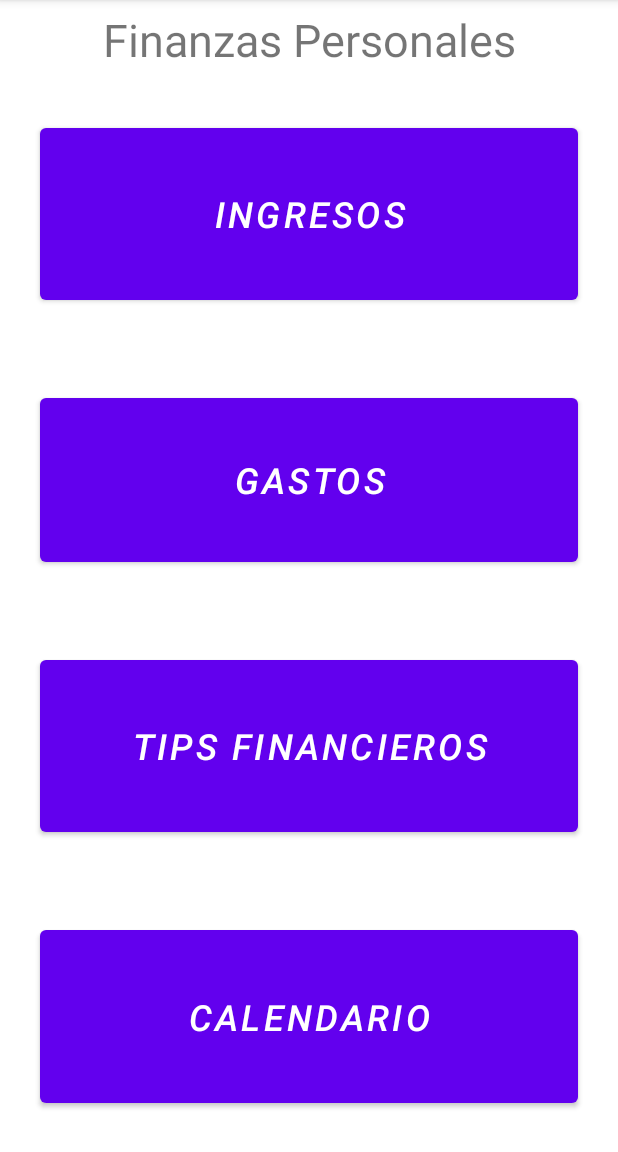
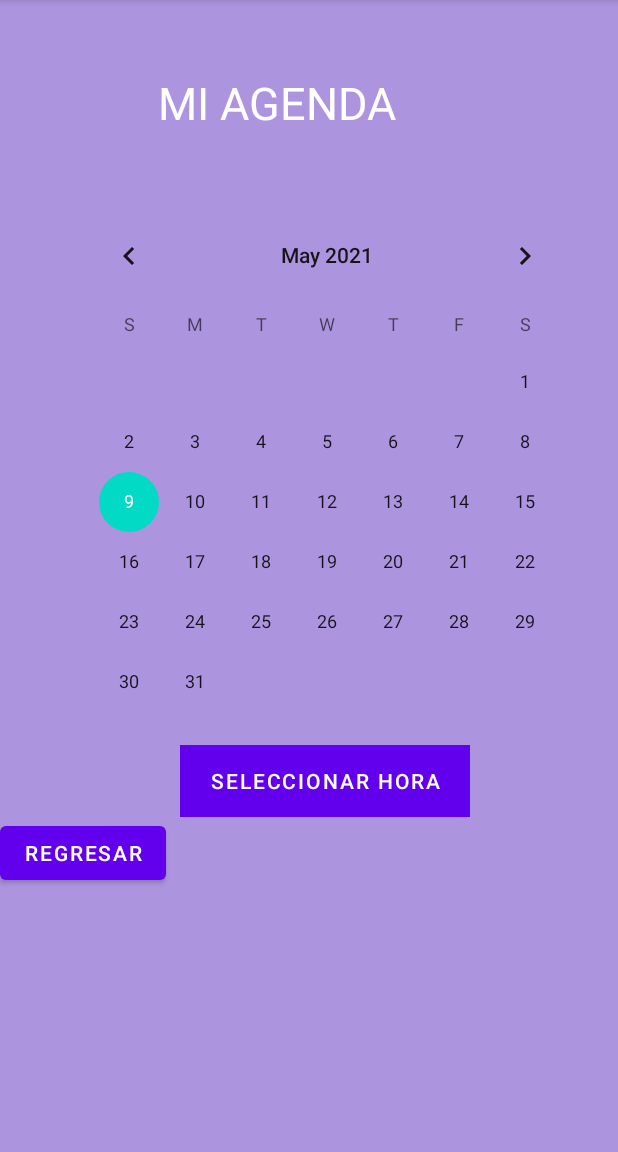
Before and after one commit to SebastianGG2019/ProgramacionMovil, an Android app: the Home screen opened directly, with no data from a screen before it, after a tap on "CALENDARIO", on a phone screen of 412 x 824 dp, the part 84-1236 px from its top. Run offline under Robolectric (Android 15) with nearby library versions, the light colour scheme and no system bars.

Commit message:
calendario, reloj, tips

```diff
--- a/app/src/main/AndroidManifest.xml
+++ b/app/src/main/AndroidManifest.xml
@@ -3,6 +3,7 @@
     package="edu.papprecursos.proyectofinal">
 
     <uses-permission android:name="android.permission.READ_CALENDAR" />
+    <uses-permission android:name="android.permission.WRITE_CALENDAR" />
 
     <application
         android:allowBackup="true"
@@ -11,7 +12,8 @@
         android:roundIcon="@mipmap/ic_launcher_round"
         android:supportsRtl="true"
         android:theme="@style/Theme.ProyectoFinal">
-        <activity android:name=".Gastos"></activity>
+        <activity android:name=".CalendarioActivity"></activity>
+        <activity android:name=".Gastos" />
         <activity android:name=".Principal">
             <intent-filter>
                 <action android:name="android.intent.action.MAIN" />
@@ -19,7 +21,7 @@
                 <category android:name="android.intent.category.LAUNCHER" />
             </intent-filter>
         </activity>
-        <activity android:name=".MainActivity"></activity>
+        <activity android:name=".MainActivity" />
         <activity android:name=".Register" />
         <activity android:name=".Home" />
     </application>
--- /dev/null
+++ b/app/src/main/java/edu/papprecursos/proyectofinal/CalendarioActivity.java
@@ -0,0 +1,59 @@
+package edu.papprecursos.proyectofinal;
+
+import androidx.annotation.NonNull;
+import androidx.appcompat.app.AppCompatActivity;
+
+import android.app.AlertDialog;
+import android.app.TimePickerDialog;
+import android.os.Bundle;
+import android.os.LocaleList;
+import android.view.View;
+import android.widget.Button;
+import android.widget.CalendarView;
+import android.widget.TextView;
+import android.widget.TimePicker;
+
+import java.util.Locale;
+
+public class CalendarioActivity extends AppCompatActivity {
+
+    CalendarView calendarView;
+    TextView myDate;
+    Button timeButton;
+    int hour, minute;
+
+    @Override
+    protected void onCreate(Bundle savedInstanceState) {
+        super.onCreate(savedInstanceState);
+        setContentView(R.layout.activity_calendario);
+
+        calendarView = (CalendarView) findViewById(R.id.calendarioView);
+        myDate = (TextView) findViewById(R.id.myDate);
+        timeButton = findViewById(R.id.timeButton);
+
+        calendarView.setOnDateChangeListener(new CalendarView.OnDateChangeListener() {
+            @Override
+            public void onSelectedDayChange(@NonNull CalendarView view, int year, int month, int dayOfMonth) {
+                String date = (month + 1) + "/" + dayOfMonth + "/" + year;
+                myDate.setText(date);
+            }
+        });
+    }
+
+    public void popTimePicker(View view) {
+        TimePickerDialog.OnTimeSetListener onTimeSetListener = new TimePickerDialog.OnTimeSetListener() {
+            @Override
+            public void onTimeSet(TimePicker view, int selectedHour, int selectedMinute) {
+                  hour = selectedHour;
+                  minute = selectedMinute;
+                  timeButton.setText(String.format(Locale.getDefault(), "%02d:%02d", hour, minute));
+            }
+        };
+
+        int style = AlertDialog.THEME_HOLO_DARK;
+
+        TimePickerDialog timePickerDialog = new TimePickerDialog(this, style, onTimeSetListener, hour, minute, true);
+        timePickerDialog.setTitle("Seleccionar Hora");
+        timePickerDialog.show();
+    }
+}
--- a/app/src/main/java/edu/papprecursos/proyectofinal/Home.java
+++ b/app/src/main/java/edu/papprecursos/proyectofinal/Home.java
@@ -11,6 +11,9 @@ import androidx.appcompat.app.AppCompatActivity;
 public class Home  extends AppCompatActivity {
 
     Button gastos;
+    Button calendario;
+    Button tipsfinan;
+
     @Override
     protected void onCreate(Bundle savedInstanceState) {
         super.onCreate(savedInstanceState);
@@ -24,5 +27,27 @@ public class Home  extends AppCompatActivity {
                 startActivity(gastos);
             }
         });
+
+        calendario = (Button)findViewById(R.id.btnCalendario);
+        calendario.setOnClickListener(new View.OnClickListener() {
+            @Override
+            public void onClick(View v) {
+                Intent calendario = new Intent(Home.this, CalendarioActivity.class);
+                startActivity(calendario);
+            }
+        });
+
+         tipsfinan = (Button) findViewById(R.id.btnTipsFinan);
+         tipsfinan.setOnClickListener(new View.OnClickListener() {
+             @Override
+             public void onClick(View v) {
+                 Intent tipsfinan =  new Intent(Home.this, TipsFinan.class);
+                 startActivity(tipsfinan);
+             }
+         });
+
+
     }
+
+
 }
--- /dev/null
+++ b/app/src/main/res/drawable/bg_btn.xml
@@ -0,0 +1,11 @@
+<?xml version="1.0" encoding="utf-8"?>
+<shape xmlns:android="http://schemas.android.com/apk/res/android">
+
+    <corners>
+        android:radius="10dp"
+    </corners>
+
+    <solid>
+        android:color="#F81044"
+    </solid>
+</shape>
--- /dev/null
+++ b/app/src/main/res/drawable/bg_calendario.xml
@@ -0,0 +1,11 @@
+<?xml version="1.0" encoding="utf-8"?>
+<shape xmlns:android="http://schemas.android.com/apk/res/android">
+
+    <corners>
+        android:radius="10dp"
+    </corners>
+
+    <solid>
+        android:color="#FFF"
+    </solid>
+</shape>
--- /dev/null
+++ b/app/src/main/res/layout/activity_calendario.xml
@@ -0,0 +1,65 @@
+<?xml version="1.0" encoding="utf-8"?>
+<LinearLayout xmlns:android="http://schemas.android.com/apk/res/android"
+    xmlns:app="http://schemas.android.com/apk/res-auto"
+    xmlns:tools="http://schemas.android.com/tools"
+    android:layout_width="match_parent"
+    android:layout_height="match_parent"
+    android:background="#AD94DE"
+    android:orientation="vertical"
+    tools:context=".CalendarioActivity"
+    >
+
+    <TextView
+        android:id="@+id/myDate"
+        android:layout_width="wrap_content"
+        android:layout_height="wrap_content"
+        android:textAlignment="center"
+        android:text="MI AGENDA"
+        android:textColor="#FFF"
+        android:textSize="30sp"
+        android:layout_marginLeft="105dp"
+        android:layout_marginTop="48dp"
+        ></TextView>
+
+    <LinearLayout
+
+        android:layout_marginTop="48dp"
+        android:background="@drawable/bg_calendario"
+        android:layout_marginLeft="44dp"
+        android:layout_width="400dp"
+        android:layout_height="wrap_content"
+        >
+
+        <CalendarView
+            android:id="@+id/calendarioView"
+            android:layout_width="wrap_content"
+            android:layout_height="350dp">
+
+        </CalendarView>
+
+    </LinearLayout>
+
+    <Button
+        android:id="@+id/timeButton"
+        android:background="@drawable/bg_btn"
+        android:text="Seleccionar hora"
+        android:layout_marginTop="10dp"
+        android:layout_marginLeft="120dp"
+        android:paddingLeft="20dp"
+        android:paddingRight="20dp"
+        android:textColor="#FFF"
+        android:onClick="popTimePicker"
+        android:layout_width="wrap_content"
+        android:layout_height="wrap_content"
+    ></Button>
+
+    <Button
+        android:id="@+id/volver"
+        android:layout_width="wrap_content"
+        android:layout_height="wrap_content"
+        android:onClick="volver"
+        android:text="Regresar"
+        tools:text="@string/volver" />
+
+
+</LinearLayout>
--- a/app/src/main/res/layout/activity_home.xml
+++ b/app/src/main/res/layout/activity_home.xml
@@ -61,9 +61,9 @@
         android:layout_marginEnd="3px"
         android:layout_marginRight="3px"
         android:layout_weight="1"
-        android:onClick="TipsFinan"
+        android:onClick="finan_tips"
         android:padding="1mm"
-        android:text="Tips Financieros"
+        android:text="TIPS FINANCIEROS"
         android:textSize="24sp"
         android:textStyle="italic"/>
 
@@ -80,7 +80,7 @@
         android:layout_weight="1"
         android:onClick="Calendario"
         android:padding="1mm"
-        android:text="Calendario"
+        android:text="CALENDARIO"
         android:textSize="24sp"
         android:textStyle="italic"/>
 
```
Also changed, not shown: app/src/main/java/edu/papprecursos/proyectofinal/MainActivity.java (+7 -0 lines), app/src/main/java/edu/papprecursos/proyectofinal/TipsFinan.java (added, +8 -0 lines), app/src/main/res/layout/activity_finan_tips.xml (added, +39 -0 lines), app/src/main/res/layout/activity_register.xml (+2 -8 lines), app/src/main/res/drawable-v24/tipsfinan.jpg (added).
